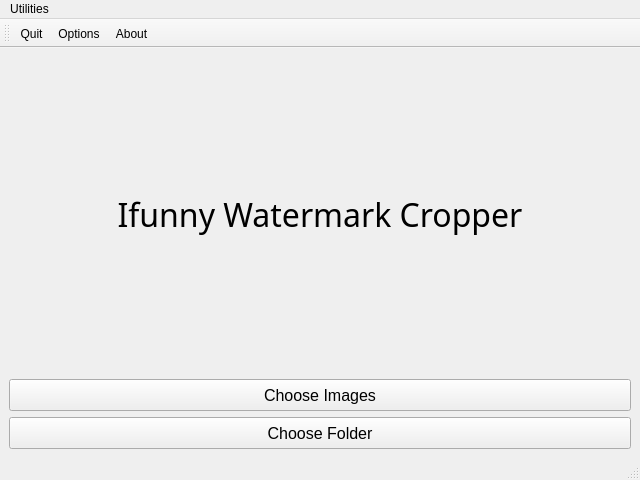
Before: the Qt Designer form WatermarkCropper/mainwindow.ui in vg16855/Ifunny-Watermark-Cropper, drawn with Qt 5.
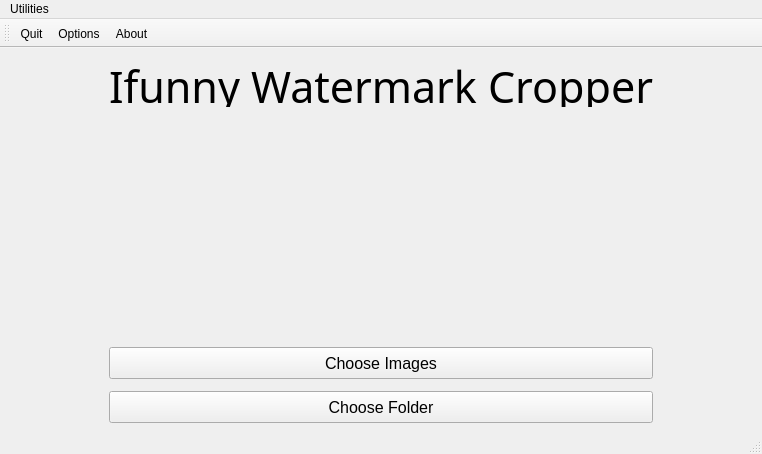
After: the same form once the commit is applied. Icons and pictures are not drawn.

The edit to the form file:
```diff
--- a/WatermarkCropper/mainwindow.ui
+++ b/WatermarkCropper/mainwindow.ui
@@ -6,8 +6,8 @@
    <rect>
     <x>0</x>
     <y>0</y>
-    <width>640</width>
-    <height>480</height>
+    <width>643</width>
+    <height>454</height>
    </rect>
   </property>
   <property name="windowTitle">
@@ -17,13 +17,36 @@
    <enum>Qt::ToolButtonIconOnly</enum>
   </property>
   <widget class="QWidget" name="centralwidget">
-   <layout class="QGridLayout" name="gridLayout">
-    <item row="0" column="0">
+   <layout class="QVBoxLayout" name="verticalLayout_2">
+    <item>
+     <layout class="QVBoxLayout" name="verticalLayout">
+      <property name="spacing">
+       <number>12</number>
+      </property>
+      <property name="leftMargin">
+       <number>100</number>
+      </property>
+      <property name="rightMargin">
+       <number>100</number>
+      </property>
+      <item>
      <widget class="QLabel" name="title">
+        <property name="minimumSize">
+         <size>
+          <width>0</width>
+          <height>50</height>
+         </size>
+        </property>
+        <property name="maximumSize">
+         <size>
+          <width>16777215</width>
+          <height>50</height>
+         </size>
+        </property>
       <property name="font">
        <font>
         <family>Bebas</family>
-        <pointsize>24</pointsize>
+          <pointsize>32</pointsize>
        </font>
       </property>
       <property name="text">
@@ -35,10 +58,36 @@
       <property name="alignment">
        <set>Qt::AlignCenter</set>
       </property>
-     </widget>
-    </item>
-    <item row="1" column="0">
-     <layout class="QVBoxLayout" name="verticalLayout">
+        <property name="wordWrap">
+         <bool>false</bool>
+        </property>
+       </widget>
+      </item>
+      <item alignment="Qt::AlignHCenter|Qt::AlignTop">
+       <widget class="QLabel" name="logo">
+        <property name="maximumSize">
+         <size>
+          <width>100</width>
+          <height>100</height>
+         </size>
+        </property>
+        <property name="layoutDirection">
+         <enum>Qt::LeftToRight</enum>
+        </property>
+        <property name="text">
+         <string/>
+        </property>
+        <property name="pixmap">
+         <pixmap resource="Resources.qrc">:/Images/Ifunny Cropper Logo.png</pixmap>
+        </property>
+        <property name="scaledContents">
+         <bool>true</bool>
+        </property>
+        <property name="alignment">
+         <set>Qt::AlignCenter</set>
+        </property>
+       </widget>
+      </item>
       <item>
        <widget class="QPushButton" name="chooseImages">
         <property name="minimumSize">
@@ -104,7 +153,7 @@
     <rect>
      <x>0</x>
      <y>0</y>
-     <width>640</width>
+     <width>643</width>
      <height>21</height>
     </rect>
    </property>
```
Left out of the diff: 8 changed lines with no effect on the pictures. Lines whose indentation alone changed are shown as unchanged.
